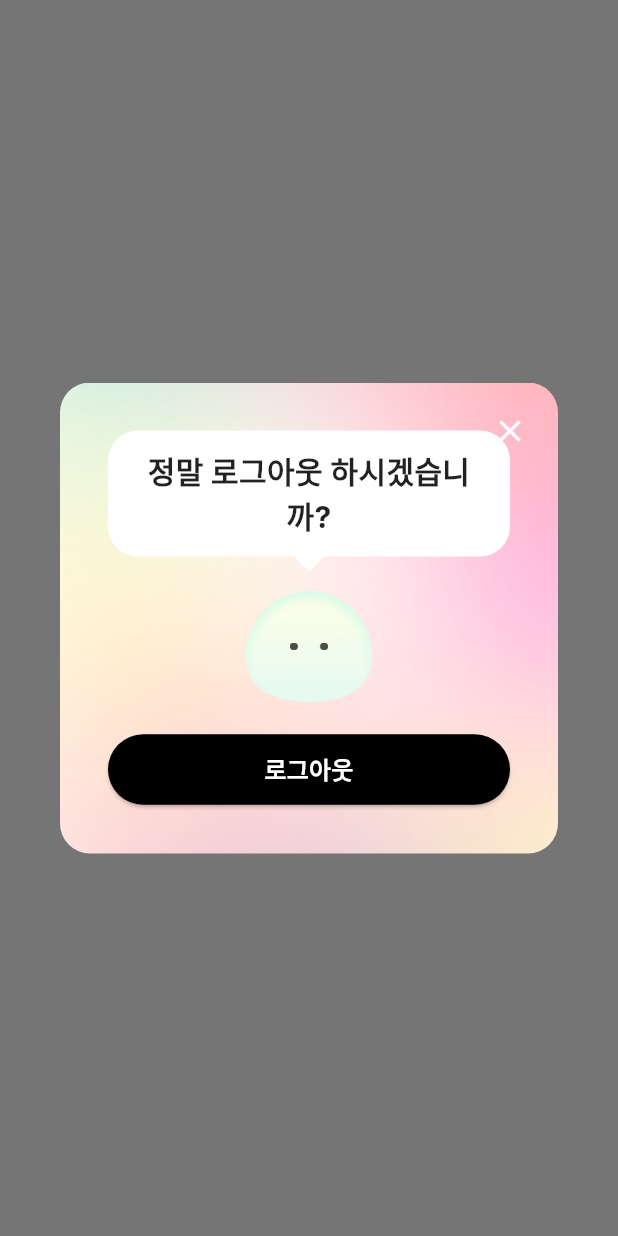
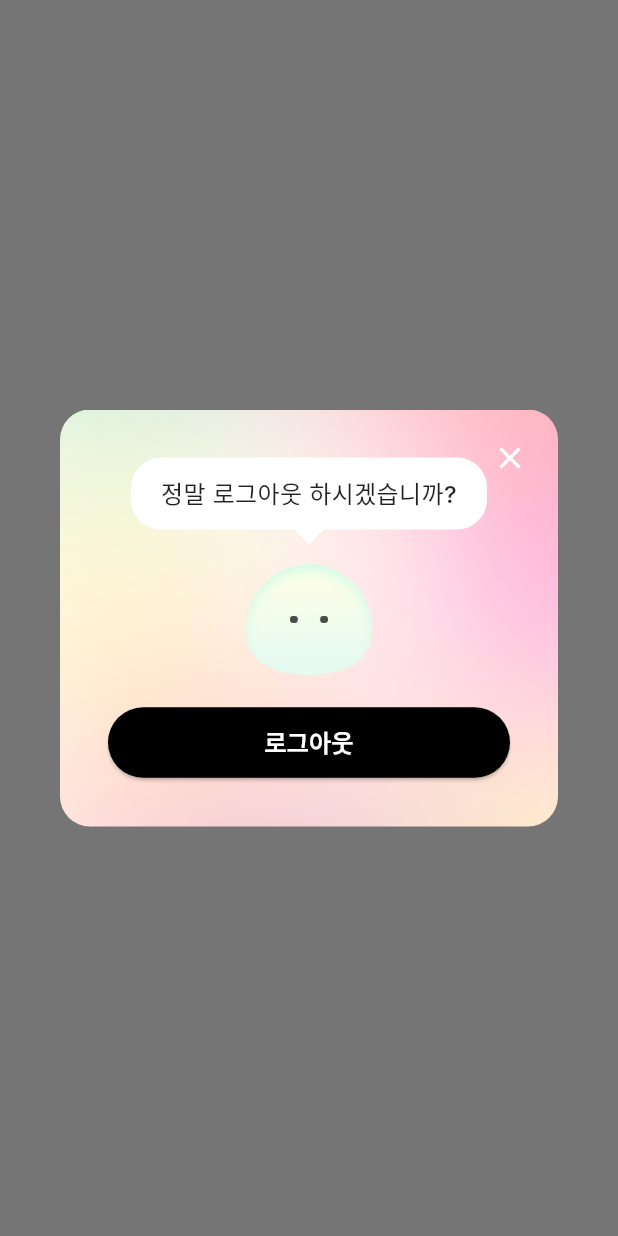
Before and after one commit to a-idiots/ddalgguk, a Flutter app: what showLogoutDialog() shows on an empty page, opened directly, on a phone screen of 412 x 824 dp. Run offline on Flutter 3.47's test engine with Material 3 defaults, Android fonts, the light colour scheme and no system bars; our stand-ins replace cloud_firestore, equatable, firebase_auth, firebase_core, fl_chart, flutter_dotenv and 11 more; missing offline and left inert: gal, kakao_flutter_sdk_user; accounts and stored records are empty.

Commit message:
feat: Change 로그아웃/회원탈퇴 option order & 로그아웃 dialogue font type

```diff
--- a/lib/features/settings/settings_screen.dart
+++ b/lib/features/settings/settings_screen.dart
@@ -225,12 +225,12 @@ class SettingsScreen extends ConsumerWidget {
           // Other Section
           const SettingsSectionHeader(title: '기타'),
           SettingsListTile(
+            title: '로그아웃',
+            onTap: () => _handleLogout(context, ref),
+          ),
+          SettingsListTile(
             title: '회원 탈퇴',
             onTap: () => _handleAccountDeletion(context, ref),
-          ),
-          SettingsListTile(
-            title: '로그아웃',
-            onTap: () => _handleLogout(context, ref),
           ),
         ],
       ),
--- a/lib/features/settings/widgets/settings_dialogs.dart
+++ b/lib/features/settings/widgets/settings_dialogs.dart
@@ -182,8 +182,8 @@ Future<bool?> showLogoutDialog(BuildContext context) {
         textAlign: TextAlign.center,
         style: TextStyle(
           fontFamily: 'Inter',
-          fontSize: 20,
-          fontWeight: FontWeight.bold,
+          fontSize: 16,
+          fontWeight: FontWeight.w500,
           color: Colors.black87,
         ),
       ),
```
